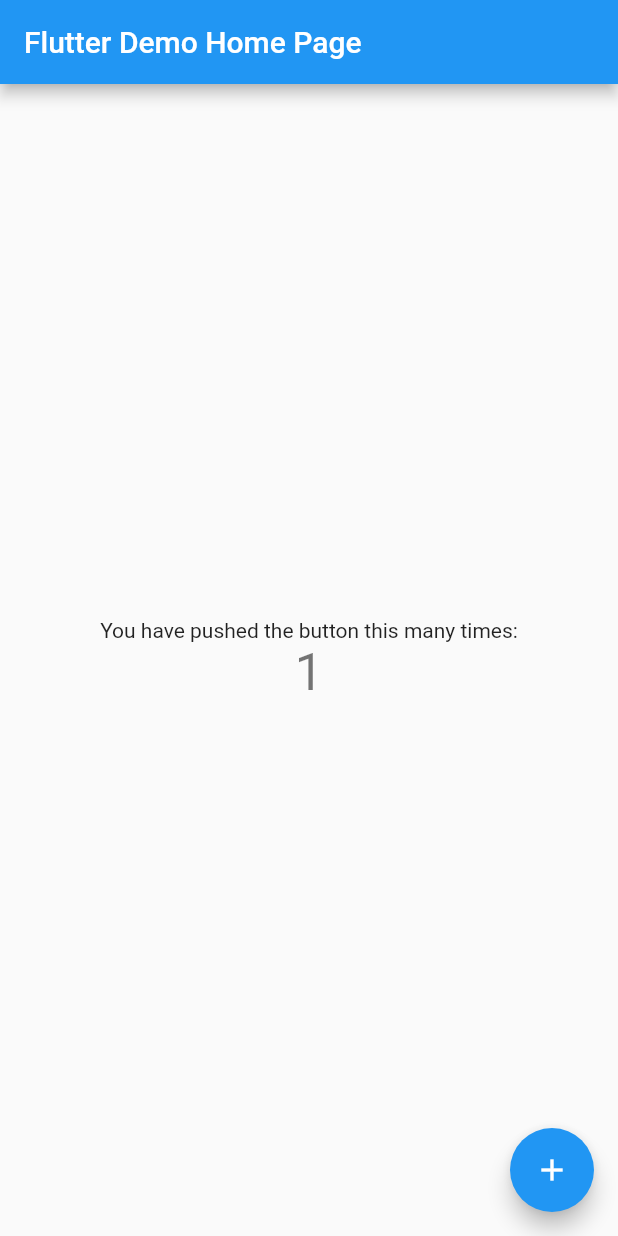
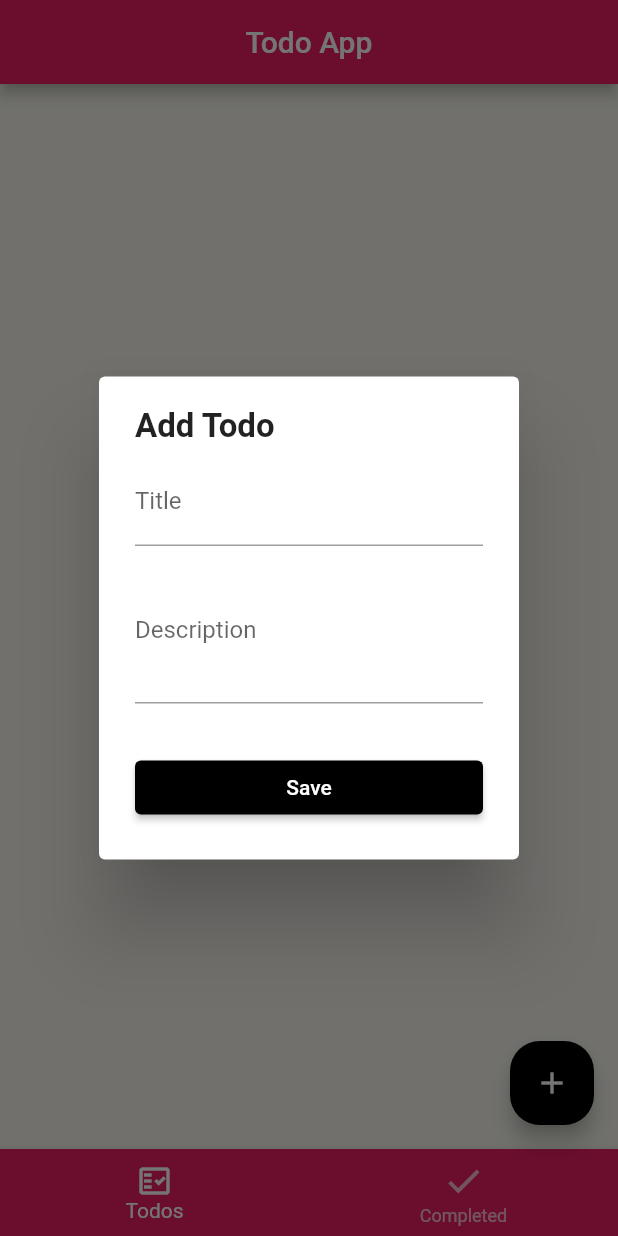
Before and after one commit to spyingcoder/todo_app_provider_flutter, a Flutter app: the screen it shows after launch, after a tap on the "add" icon, on a phone screen of 412 x 824 dp. Run offline on Flutter 3.47's test engine with Material 2 defaults, Android fonts, the phone set to English and light mode, and no system bars; missing offline and left inert: dart:ffi.

Commit message:
Add: UI of Todo dialog

```diff
--- a/lib/main.dart
+++ b/lib/main.dart
@@ -1,65 +1,20 @@
 import 'package:flutter/material.dart';
+import 'package:todo_app_provider/page/home_page.dart';
 
 void main() => runApp(const MyApp());
 
 class MyApp extends StatelessWidget {
   const MyApp({Key? key}) : super(key: key);
 
-  @override
-  Widget build(BuildContext context) {
-    return MaterialApp(
-      title: 'Flutter Demo',
-      theme: ThemeData(
-        primarySwatch: Colors.blue,
-      ),
-      home: const MyHomePage(title: 'Flutter Demo Home Page'),
-    );
-  }
-}
-
-class MyHomePage extends StatefulWidget {
-  const MyHomePage({Key? key, required this.title}) : super(key: key);
-
-  final String title;
+  static const String title = 'Todo App';
 
   @override
-  State<MyHomePage> createState() => _MyHomePageState();
+  Widget build(BuildContext context) => MaterialApp(
+        debugShowCheckedModeBanner: false,
+        title: title,
+        theme: ThemeData(
+            primarySwatch: Colors.pink,
+            scaffoldBackgroundColor: const Color(0xFFf6f5ee)),
+        home:  HomePage(),
+      );
 }
-
-class _MyHomePageState extends State<MyHomePage> {
-  int _counter = 0;
-
-  void _incrementCounter() {
-    setState(() {
-      _counter++;
-    });
-  }
-
-  @override
-  Widget build(BuildContext context) {
-    return Scaffold(
-      appBar: AppBar(
-        title: Text(widget.title),
-      ),
-      body: Center(
-        child: Column(
-          mainAxisAlignment: MainAxisAlignment.center,
-          children: <Widget>[
-            const Text(
-              'You have pushed the button this many times:',
-            ),
-            Text(
-              '$_counter',
-              style: Theme.of(context).textTheme.headline4,
-            ),
-          ],
-        ),
-      ),
-      floatingActionButton: FloatingActionButton(
-        onPressed: _incrementCounter,
-        tooltip: 'Increment',
-        child: const Icon(Icons.add),
-      ),
-    );
-  }
-}
--- /dev/null
+++ b/lib/page/home_page.dart
@@ -0,0 +1,58 @@
+import 'package:flutter/material.dart';
+import 'package:todo_app_provider/main.dart';
+import 'package:todo_app_provider/widget/add_todo_dialog_widget.dart';
+
+class HomePage extends StatefulWidget {
+  @override
+  State<HomePage> createState() => _HomePageState();
+}
+
+class _HomePageState extends State<HomePage> {
+  int selectedIndex = 0;
+
+  @override
+  Widget build(BuildContext context) {
+    final tabs = [
+      Container(),
+      Container(),
+    ];
+
+    return Scaffold(
+      appBar: AppBar(
+        title: const Text(MyApp.title),
+        centerTitle: true,
+      ),
+      bottomNavigationBar: BottomNavigationBar(
+        backgroundColor: Theme.of(context).primaryColor,
+        unselectedItemColor: Colors.white.withOpacity(0.7),
+        selectedItemColor: Colors.white,
+        currentIndex: selectedIndex,
+        onTap: (index) => setState(() {
+          selectedIndex = index;
+        }),
+        items: const [
+           BottomNavigationBarItem(
+            icon: Icon(Icons.fact_check_outlined),
+            label: 'Todos',
+          ),
+           BottomNavigationBarItem(
+            icon: Icon(
+              Icons.done,
+              size: 28,
+            ),
+            label: 'Completed',
+          ),
+        ],
+      ),
+      body: tabs[selectedIndex],
+      floatingActionButton: FloatingActionButton(
+        shape: RoundedRectangleBorder(
+          borderRadius: BorderRadius.circular(20),
+        ),
+        backgroundColor: Colors.black,
+        onPressed: () => showDialog(context: context, builder: (_) => const AddTodoDialogWidget(), barrierDismissible: false ),
+        child: const Icon(Icons.add),
+      ),
+    );
+  }
+}
--- /dev/null
+++ b/lib/widget/add_todo_dialog_widget.dart
@@ -0,0 +1,42 @@
+import 'package:flutter/foundation.dart';
+import 'package:flutter/material.dart';
+import 'package:todo_app_provider/widget/todo_form_widget.dart';
+
+class AddTodoDialogWidget extends StatefulWidget {
+  const AddTodoDialogWidget({Key? key}) : super(key: key);
+
+  @override
+  State<AddTodoDialogWidget> createState() => _AddTodoDialogWidgetState();
+}
+
+class _AddTodoDialogWidgetState extends State<AddTodoDialogWidget> {
+  final _formKey = GlobalKey<FormState>();
+  String title = '';
+  String description = '';
+
+  @override
+  Widget build(BuildContext context) => AlertDialog(
+        content: Column(
+          mainAxisSize: MainAxisSize.min,
+          crossAxisAlignment: CrossAxisAlignment.start,
+          children: [
+            const Text(
+              'Add Todo',
+              style: TextStyle(
+                fontWeight: FontWeight.bold,
+                fontSize: 22,
+              ),
+            ),
+            const SizedBox(
+              height: 8,
+            ),
+            TodoFormWidget(
+              onChangedTitle: (title) => setState(() => this.title),
+              onChangedDescription: (description) =>
+                  setState(() => this.description),
+              onSavedTodo: () {},
+            ),
+          ],
+        ),
+      );
+}
--- /dev/null
+++ b/lib/widget/todo_form_widget.dart
@@ -0,0 +1,81 @@
+import 'dart:ffi';
+
+import 'package:flutter/material.dart';
+
+class TodoFormWidget extends StatelessWidget {
+  final String title;
+  final String description;
+  final ValueChanged<String> onChangedTitle;
+  final ValueChanged<String> onChangedDescription;
+  final VoidCallback onSavedTodo;
+
+  const TodoFormWidget({
+    Key? key,
+    this.title = '',
+    this.description = '',
+    required this.onChangedTitle,
+    required this.onChangedDescription,
+    required this.onSavedTodo,
+  }) : super(key: key);
+
+  @override
+  Widget build(BuildContext context) => SingleChildScrollView(
+        child: Column(
+          mainAxisSize: MainAxisSize.min,
+          children: [
+            buildTitle(),
+            const SizedBox(
+              height: 8,
+            ),
+            buildDescription(),
+            const SizedBox(
+              height: 32,
+            ),
+            buildButton(),
+          ],
+        ),
+      );
+
+  Widget buildTitle() => TextFormField(
+        onChanged: onChangedTitle,
+        maxLines: 1,
+        initialValue: title,
+        validator: (title) {
+          if (title!.isEmpty) {
+            return 'The title cannot be empty';
+          }
+          return null;
+        },
+        decoration: const InputDecoration(
+          border: UnderlineInputBorder(),
+          labelText: 'Title',
+        ),
+      );
+
+  Widget buildDescription() => TextFormField(
+        maxLines: 3,
+        onChanged: onChangedDescription,
+        initialValue: description,
+        validator: (description) {
+          if (description!.isEmpty) {
+            return 'The description cannot be empty';
+          }
+          return null;
+        },
+        decoration: const InputDecoration(
+          border: UnderlineInputBorder(),
+          labelText: 'Description',
+        ),
+      );
+
+  Widget buildButton() => SizedBox(
+        width: double.infinity,
+        child: ElevatedButton(
+          onPressed: onSavedTodo,
+          child: const Text('Save'),
+          style: ButtonStyle(
+            backgroundColor: MaterialStateProperty.all(Colors.black),
+          ),
+        ),
+      );
+}
```
